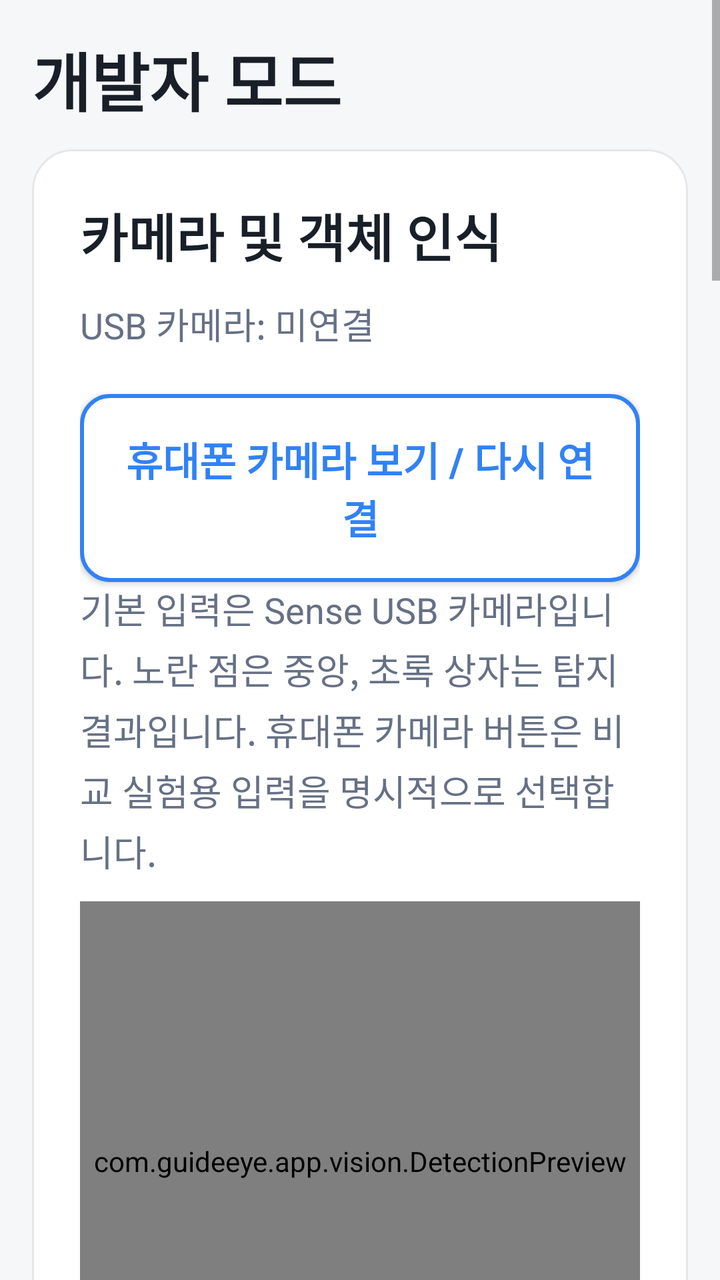
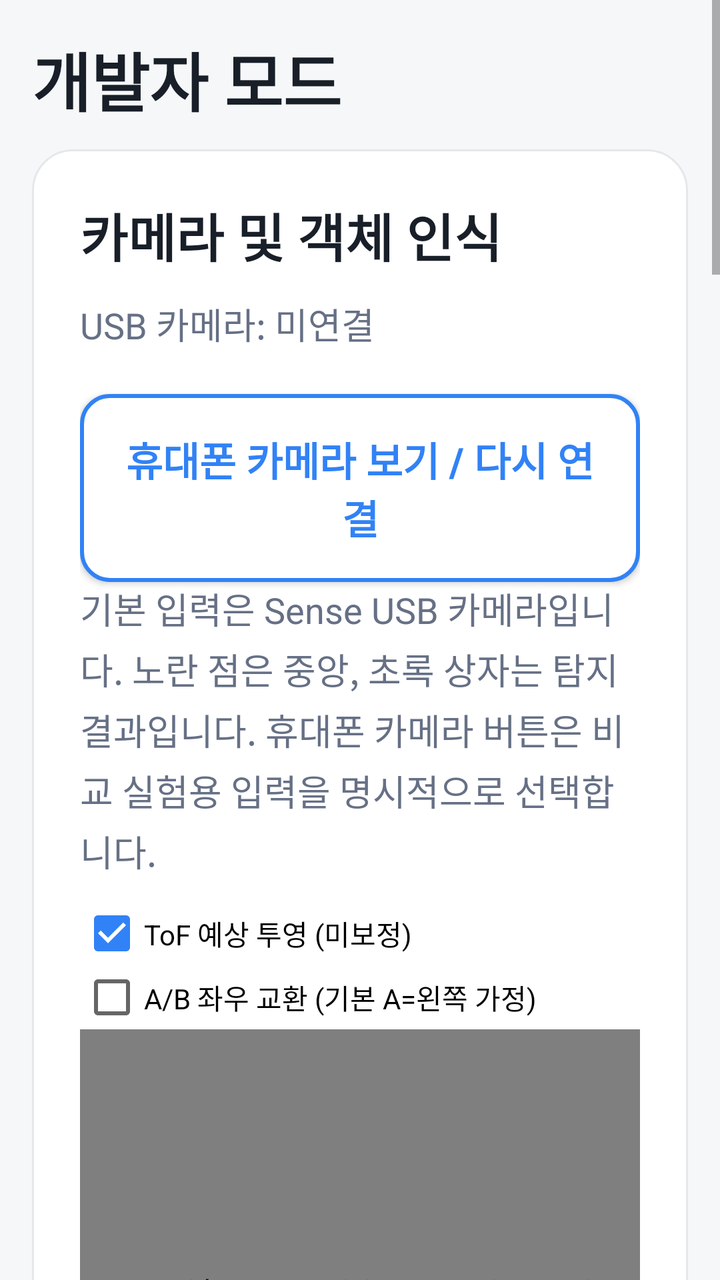

Two renders of the same Android screen: before a commit and after it. Below are the layout's source before the change and the commit's diff.
<!-- AndroidManifest.xml: application theme Theme.GuideEye -->
<!-- res/layout/developer_dashboard.xml -->
<?xml version="1.0" encoding="utf-8"?>
<ScrollView xmlns:android="http://schemas.android.com/apk/res/android"
    android:id="@+id/developer_scroll" android:layout_width="match_parent" android:layout_height="match_parent"
    android:fillViewport="true" android:clipToPadding="false">
    <LinearLayout android:layout_width="match_parent" android:layout_height="wrap_content"
        android:orientation="vertical" android:padding="16dp">
        <TextView android:id="@+id/title" style="@style/DashboardHeading"
            android:text="@string/developer_mode" android:textSize="32sp" />
        

        <LinearLayout style="@style/DashboardCard">
            <TextView android:id="@+id/heading_camera" style="@style/DashboardHeading" android:text="@string/section_camera" />
            <TextView android:id="@+id/camera_status" style="@style/DashboardText" android:text="@string/camera_status" />
            <Button android:id="@+id/use_phone_camera" style="@style/DashboardButton" android:text="@string/phone_preview_start" />
            <TextView style="@style/DashboardText" android:text="@string/phone_preview_help" />
            <com.guideeye.app.vision.DetectionPreview android:id="@+id/camera_preview"
                android:layout_width="match_parent" android:layout_height="260dp"
                android:background="#142532" android:importantForAccessibility="no" />
            <TextView android:id="@+id/video" style="@style/DashboardText" android:background="@drawable/bg_notice"
                android:padding="20dp" android:gravity="center" android:text="@string/video_placeholder" />
        </LinearLayout>

        <LinearLayout style="@style/DashboardCard">
            <TextView android:id="@+id/heading_connection" style="@style/DashboardHeading" android:text="@string/section_connection" />
            <TextView android:id="@+id/notice" style="@style/DashboardText"
                android:background="@drawable/bg_notice" android:padding="16dp"
                android:textColor="@color/text_primary" android:text="@string/mock_notice" />
            <TextView android:id="@+id/mock_status" style="@style/DashboardText" android:text="@string/mock_running" />
            <TextView android:id="@+id/sensor_status" style="@style/DashboardText" android:text="@string/sensor_status" />
            <Button android:id="@+id/connect_usb" style="@style/DashboardButton.Primary" android:text="@string/usb_connect" />
            <Button android:id="@+id/use_mock" style="@style/DashboardButton" android:text="@string/usb_mock" />
            <Button android:id="@+id/toggle_mock" style="@style/DashboardButton" android:text="@string/pause_mock" />
        </LinearLayout>

        <LinearLayout style="@style/DashboardCard" android:visibility="gone">
            <TextView android:id="@+id/heading_distance" style="@style/DashboardHeading" android:text="@string/section_distance" />
            <TextView android:id="@+id/left_distance" style="@style/DashboardDistance" android:text="@string/left_waiting" />
            <View android:layout_width="match_parent" android:layout_height="1dp" android:background="@color/surface_border"
                android:importantForAccessibility="no" />
            <TextView android:id="@+id/right_distance" style="@style/DashboardDistance" android:text="@string/right_waiting" />
            <Button android:id="@+id/toggle_distance_tone" style="@style/DashboardButton"
                android:text="@string/distance_tone_enable" />
            <TextView android:id="@+id/distance_tone_status" style="@style/DashboardText"
                android:text="@string/distance_tone_off" />
            <TextView android:id="@+id/distance_tone_target" style="@style/DashboardText"
                android:text="@string/distance_tone_no_target" />
            <TextView style="@style/DashboardText" android:text="@string/distance_tone_help" />
            <TextView android:id="@+id/risk" style="@style/DashboardText" android:text="@string/risk_pending" />
        </LinearLayout>

        <LinearLayout style="@style/DashboardCard">
            <TextView style="@style/DashboardHeading" android:text="@string/tof_grid_heading" />

            <TextView style="@style/DashboardText" android:text="센서 방향 확인 (화면 표시 전용 · 융합 미보정)" />
            <TextView style="@style/DashboardText" android:text="@string/tof_rotation_a" />
            <Spinner android:id="@+id/tof_rotation_a" android:layout_width="match_parent" android:layout_height="64dp" android:saveEnabled="false" />
            <CheckBox android:id="@+id/tof_mirror_a" android:layout_width="match_parent" android:layout_height="64dp" android:text="@string/tof_mirror_a" android:saveEnabled="false" />
            <TextView style="@style/DashboardText" android:text="@string/tof_rotation_b" />
            <Spinner android:id="@+id/tof_rotation_b" android:layout_width="match_parent" android:layout_height="64dp" android:saveEnabled="false" />
            <CheckBox android:id="@+id/tof_mirror_b" android:layout_width="match_parent" android:layout_height="64dp" android:text="@string/tof_mirror_b" android:saveEnabled="false" />
            <TextView style="@style/DashboardText" android:text="캘리브레이션 원본 수집 (20프레임, 안경과 표적 고정)" />
            <EditText android:id="@+id/calibration_distance" android:layout_width="match_parent" android:layout_height="wrap_content" android:inputType="number" android:hint="실제 거리 mm (300~4000)" />
            <EditText android:id="@+id/calibration_label" android:layout_width="match_parent" android:layout_height="wrap_content" android:inputType="text" android:hint="표적 위치 / 기준 센서 (예: A 중앙)" />
            <Button android:id="@+id/calibration_capture" style="@style/DashboardButton" android:text="측정 시작 / 취소" />
            <Button android:id="@+id/calibration_export" style="@style/DashboardButton" android:text="최근 측정 JSON 저장" />
            <TextView android:id="@+id/calibration_status" style="@style/DashboardText" android:text="측정 대기 · 융합 미보정" />
            <TextView android:id="@+id/tof_grid_waiting" style="@style/DashboardText"
                android:text="@string/tof_grid_waiting" />
            <LinearLayout android:layout_width="match_parent" android:layout_height="wrap_content"
                android:orientation="horizontal" android:baselineAligned="false">
                <LinearLayout android:layout_width="0dp" android:layout_weight="1"
                    android:layout_height="wrap_content" android:orientation="vertical"
                    android:layout_marginEnd="4dp">
                    <TextView style="@style/DashboardText" android:text="A 왼쪽 센서 (mm)" />
                    <GridLayout android:id="@+id/tof_grid_a" android:layout_width="match_parent"
                        android:layout_height="wrap_content" android:columnCount="8" android:rowCount="8" />
                </LinearLayout>
                <LinearLayout android:layout_width="0dp" android:layout_weight="1"
                    android:layout_height="wrap_content" android:orientation="vertical">
                    <TextView style="@style/DashboardText" android:text="B 오른쪽 센서 (mm)" />
                    <GridLayout android:id="@+id/tof_grid_b" android:layout_width="match_parent"
                        android:layout_height="wrap_content" android:columnCount="8" android:rowCount="8" />
                </LinearLayout>
            </LinearLayout>
            <TextView style="@style/DashboardText"
                android:text="거리 색상(mm): 빨강 1~100 · 주황 101~200 · 노랑 201~300 · 연두 301~500 · 초록 501~1000 · 파랑 1001~4000 · 회색 측정 불가" />
            <TextView style="@style/DashboardText" android:text="위험 분석 · 빨간 테두리 DANGER / 노란 테두리 CAUTION" />
            <TextView android:id="@+id/tof_risk_debug" style="@style/DashboardText"
                android:text="ToF 위험 분석 대기" />
            <CheckBox android:id="@+id/tof_mount_confirm" android:layout_width="match_parent" android:layout_height="wrap_content" android:minHeight="64dp" android:text="@string/tof_mount_confirm" android:saveEnabled="false" android:visibility="gone" />
            <Button android:id="@+id/tof_spatial_toggle" style="@style/DashboardButton" android:text="@string/tof_spatial_enable" android:visibility="gone" />
            <TextView android:id="@+id/tof_spatial_status" style="@style/DashboardText" android:text="@string/hrtf_preparing" android:visibility="gone" />
            <TextView android:id="@+id/tof_spatial_target" style="@style/DashboardText" android:text="@string/distance_tone_no_target" android:visibility="gone" />
            <TextView style="@style/DashboardHeading" android:text="@string/radar_heading" android:visibility="gone" />
            <TextView style="@style/DashboardText" android:text="@string/radar_help" android:visibility="gone" />
            <TextView style="@style/DashboardText" android:text="@string/radar_limit_label" android:visibility="gone" />
            <Spinner android:id="@+id/radar_limit" android:layout_width="match_parent" android:layout_height="64dp" android:saveEnabled="false" android:visibility="gone" />
            <Button android:id="@+id/radar_toggle" style="@style/DashboardButton" android:text="@string/radar_enable" android:visibility="gone" />
            <TextView android:id="@+id/radar_status" style="@style/DashboardText" android:text="@string/hrtf_preparing" android:visibility="gone" />
        </LinearLayout>

        <LinearLayout style="@style/DashboardCard" android:visibility="gone">
            <TextView android:id="@+id/heading_hrtf" style="@style/DashboardHeading" android:text="@string/hrtf_heading" />
            <TextView style="@style/DashboardText" android:text="@string/hrtf_help" />
            <TextView android:id="@+id/hrtf_status" style="@style/DashboardText" android:text="@string/hrtf_preparing" />
            <TextView android:id="@+id/hrtf_distance_label" style="@style/DashboardText" android:text="@string/hrtf_initial_distance" />
            <SeekBar android:id="@+id/hrtf_distance" android:layout_width="match_parent" android:layout_height="64dp"
                android:max="3800" android:progress="1800" android:saveEnabled="false" android:contentDescription="@string/hrtf_distance_description" />
            <LinearLayout android:layout_width="match_parent" android:layout_height="wrap_content" android:orientation="horizontal">
                <Button android:id="@+id/hrtf_front" style="@style/DashboardButton" android:layout_width="0dp" android:layout_weight="1" android:text="@string/hrtf_front" />
                <Button android:id="@+id/hrtf_back" style="@style/DashboardButton" android:layout_width="0dp" android:layout_weight="1" android:text="@string/hrtf_back" />
            </LinearLayout>
            <LinearLayout android:layout_width="match_parent" android:layout_height="wrap_content" android:orientation="horizontal">
                <Button android:id="@+id/hrtf_left" style="@style/DashboardButton" android:layout_width="0dp" android:layout_weight="1" android:text="@string/hrtf_left" />
                <Button android:id="@+id/hrtf_right" style="@style/DashboardButton" android:layout_width="0dp" android:layout_weight="1" android:text="@string/hrtf_right" />
            </LinearLayout>
            <LinearLayout android:layout_width="match_parent" android:layout_height="wrap_content" android:orientation="horizontal">
                <Button android:id="@+id/hrtf_front_left" style="@style/DashboardButton" android:layout_width="0dp" android:layout_weight="1" android:text="@string/hrtf_front_left" />
                <Button android:id="@+id/hrtf_front_right" style="@style/DashboardButton" android:layout_width="0dp" android:layout_weight="1" android:text="@string/hrtf_front_right" />
            </LinearLayout>
            <LinearLayout android:layout_width="match_parent" android:layout_height="wrap_content" android:orientation="horizontal">
                <Button android:id="@+id/hrtf_back_left" style="@style/DashboardButton" android:layout_width="0dp" android:layout_weight="1" android:text="@string/hrtf_back_left" />
                <Button android:id="@+id/hrtf_back_right" style="@style/DashboardButton" android:layout_width="0dp" android:layout_weight="1" android:text="@string/hrtf_back_right" />
            </LinearLayout>
            <Button android:id="@+id/hrtf_circle" style="@style/DashboardButton" android:text="@string/hrtf_circle" />
            <Button android:id="@+id/hrtf_stop" style="@style/DashboardButton" android:text="@string/hrtf_stop" />
            <TextView style="@style/DashboardText" android:text="@string/hrtf_attribution" />
        </LinearLayout>

        <LinearLayout style="@style/DashboardCard" android:visibility="gone">
            <TextView android:id="@+id/heading_voice" style="@style/DashboardHeading" android:text="@string/section_voice" />
            <TextView style="@style/DashboardText" android:text="@string/touch_instructions" />
            <TextView android:id="@+id/tts_status" style="@style/DashboardText" android:text="@string/tts_initializing" />
            <Button android:id="@+id/speech_test" style="@style/DashboardButton.Primary" android:text="@string/speech_test" />
            <TextView style="@style/DashboardText" android:layout_marginTop="16dp" android:text="@string/accessibility_instructions" />
            <TextView android:id="@+id/recent_speech" style="@style/DashboardText" android:layout_marginTop="16dp"
                android:text="@string/speech_idle" />
        </LinearLayout>

        <LinearLayout style="@style/DashboardCard">
            <TextView style="@style/DashboardHeading" android:text="전체 알고리즘 테스트" />
            <TextView style="@style/DashboardText"
                android:text="현재 실행 중인 단계가 알고리즘 그림 위에 표시됩니다." />
            <Button android:id="@+id/full_test_toggle" style="@style/DashboardButton.Primary"
                android:text="전체 테스트 시작" />
            <TextView android:id="@+id/full_test_status" style="@style/DashboardText"
                android:text="테스트 대기" />
            <LinearLayout android:id="@+id/full_test_blocks"
                android:layout_width="match_parent" android:layout_height="wrap_content"
                android:orientation="vertical" android:visibility="gone">
                <com.guideeye.app.AlgorithmFlowView android:id="@+id/algorithm_flow"
                    android:layout_width="match_parent" android:layout_height="wrap_content"
                    android:layerType="software" />
            </LinearLayout>
        </LinearLayout>


    </LinearLayout>
</ScrollView>
<!-- resources referenced by this layout -->
<resources>
  <color name="surface_border">#E5E8EB</color>
  <color name="text_primary">#191F28</color>
  <string name="accessibility_instructions">TalkBack 사용 중에는 기본 탐색과 두 번 탭으로 실행합니다. 버튼 이름은 한국어 음성 준비 후 안내되며, 진동은 기기의 터치 진동 설정을 따릅니다.</string>
  <string name="camera_status">USB 카메라: 미연결</string>
  <string name="developer_mode">개발자 모드</string>
  <string name="distance_tone_enable">거리 단음 테스트 켜기</string>
  <string name="distance_tone_no_target">소리 대상: 없음</string>
  <string name="distance_tone_off">거리 단음: 꺼짐</string>
  <string name="hrtf_attribution">MIT KEMAR 실측 HRTF · Bill Gardner / Keith Martin, MIT Media Laboratory (1994). 개인에 따라 앞뒤 구별이 다를 수 있습니다.</string>
  <string name="hrtf_back">뒤</string>
  <string name="hrtf_back_left">왼쪽 뒤</string>
  <string name="hrtf_back_right">오른쪽 뒤</string>
  <string name="hrtf_circle">수평 360도 · 8방향 순서 재생</string>
  <string name="hrtf_distance_description">가상 거리 조절. 20센티미터에서 4미터. 소리 간격과 음량이 바뀝니다.</string>
  <string name="hrtf_front">앞</string>
  <string name="hrtf_front_left">왼쪽 앞</string>
  <string name="hrtf_front_right">오른쪽 앞</string>
  <string name="hrtf_heading">HRTF 가상 방향 테스트</string>
  <string name="hrtf_help">스테레오 이어폰을 사용하고 미디어 음량을 낮게 시작하세요. 휴대폰의 모노 오디오와 추가 공간음향 효과를 끄고 비교하세요. 버튼 방향에서 짧은 광대역 소리가 반복됩니다. 실제 장애물이나 센서값이 아닌 가상 음원이며, 머리를 돌려도 현실 공간에 고정되지 않습니다.</string>
  <string name="hrtf_initial_distance">가상 거리: 2.00미터</string>
  <string name="hrtf_left">왼쪽</string>
  <string name="hrtf_preparing">방향별 소리 준비 중</string>
  <string name="hrtf_right">오른쪽</string>
  <string name="hrtf_stop">HRTF 정지</string>
  <string name="left_waiting">가상 좌측 거리: 대기 중</string>
  <string name="mock_notice">가상 데이터 모드입니다. 실제 장애물을 감지하지 않습니다.</string>
  <string name="mock_running">가상 거리: 2초마다 갱신 중</string>
  <string name="pause_mock">가상 거리 갱신 정지</string>
  <string name="phone_preview_help">기본 입력은 Sense USB 카메라입니다. 노란 점은 중앙, 초록 상자는 탐지 결과입니다. 휴대폰 카메라 버튼은 비교 실험용 입력을 명시적으로 선택합니다.</string>
  <string name="phone_preview_start">휴대폰 카메라 보기 / 다시 연결</string>
  <string name="radar_enable">1초 좌→우 스캔 켜기</string>
  <string name="radar_heading">1초 좌→우 청각 스캔</string>
  <string name="radar_help">왼쪽 끝 90도 → 정면 45도 → 오른쪽 끝 0도를 약 1초마다 훑습니다. 거리는 음량, 방향은 HRTF와 재생 순서로 표현합니다. 유효값이 없거나 오래되면 해당 구간은 무음입니다. 물체 개수가 아닌 소리가 나는 방향 수를 제한합니다. 개수 변경은 다음 스캔부터 적용합니다.</string>
  <string name="radar_limit_label">스캔당 최대 소리 방향 수</string>
  <string name="right_waiting">가상 우측 거리: 대기 중</string>
  <string name="risk_pending">위험도: 미평가</string>
  <string name="section_camera">카메라 및 객체 인식</string>
  <string name="section_connection">연결 및 모드</string>
  <string name="section_distance">좌우 거리</string>
  <string name="section_voice">음성 안내</string>
  <string name="sensor_status">USB 실제 좌측·우측 센서: 미연결</string>
  <string name="speech_idle">최근 음성 안내: 없음</string>
  <string name="speech_test">한국어 음성 안내 테스트</string>
  <string name="tof_grid_heading">8×8 센서 방향 음향</string>
  <string name="tof_grid_waiting">64존 원본과 유효 상태가 있는 새 펌웨어 데이터 대기</string>
  <string name="tof_mirror_a">A 격자 좌우 반전</string>
  <string name="tof_mirror_b">B 격자 좌우 반전</string>
  <string name="tof_mount_confirm">A는 왼쪽 22.5도, B는 오른쪽 22.5도, 위아래 수평으로 장착했고 격자의 좌우·상하를 확인했습니다.</string>
  <string name="tof_rotation_a">A(왼쪽) 격자 회전</string>
  <string name="tof_rotation_b">B(오른쪽) 격자 회전</string>
  <string name="tof_spatial_enable">8×8 방향음 켜기</string>
  <string name="touch_instructions">버튼을 누르면 이름과 진동을 안내하고, 손을 떼면 실행합니다. 취소하려면 버튼 밖으로 손을 옮긴 뒤 떼세요. 화면 스크롤은 버튼 밖의 글자나 빈 공간에서 시작하세요.</string>
  <string name="tts_initializing">한국어 음성 엔진 준비 중</string>
  <string name="usb_connect">USB 연결 / 다시 연결</string>
  <string name="usb_mock">Mock 모드로 전환</string>
  <string name="video_placeholder">Sense 카메라 영상 대기 · USB 연결과 펌웨어를 확인하세요.</string>
  <color name="notice_background">#E8F3FF</color>
  <color name="accent">#3182F6</color>
  <color name="text_secondary">#667085</color>
  <color name="screen_background">#F6F7F9</color>
  <color name="surface">#FFFFFF</color>
  <!-- unchanged entries left out for length: 12 -->
</resources>

<!-- the commit's change to res/layout/developer_dashboard.xml (unified diff, before → after) -->
@@ -13,6 +13,8 @@
             <TextView android:id="@+id/camera_status" style="@style/DashboardText" android:text="@string/camera_status" />
             <Button android:id="@+id/use_phone_camera" style="@style/DashboardButton" android:text="@string/phone_preview_start" />
             <TextView style="@style/DashboardText" android:text="@string/phone_preview_help" />
+            <CheckBox android:id="@+id/tof_overlay_enabled" android:layout_width="match_parent" android:layout_height="wrap_content" android:checked="true" android:text="ToF 예상 투영 (미보정)" />
+            <CheckBox android:id="@+id/tof_overlay_swap" android:layout_width="match_parent" android:layout_height="wrap_content" android:text="A/B 좌우 교환 (기본 A=왼쪽 가정)" />
             <com.guideeye.app.vision.DetectionPreview android:id="@+id/camera_preview"
                 android:layout_width="match_parent" android:layout_height="260dp"
                 android:background="#142532" android:importantForAccessibility="no" />
